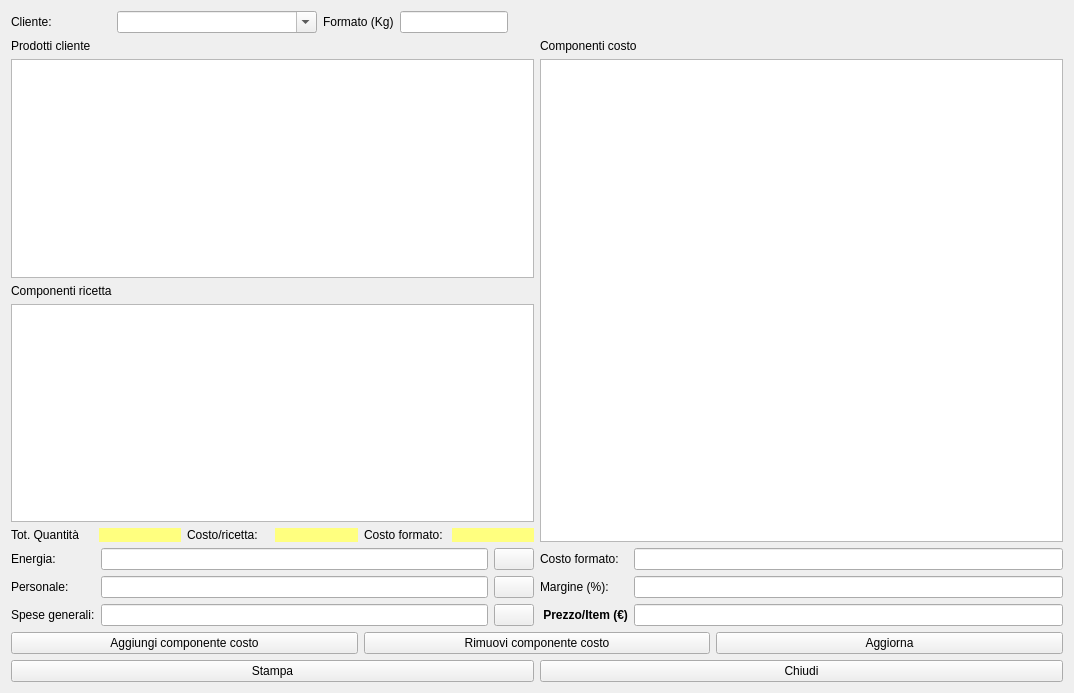
The window that hcalcolo_costi.ui (fblabs/hamlet-mod-sancon) describes before a commit, drawn with Qt 5.
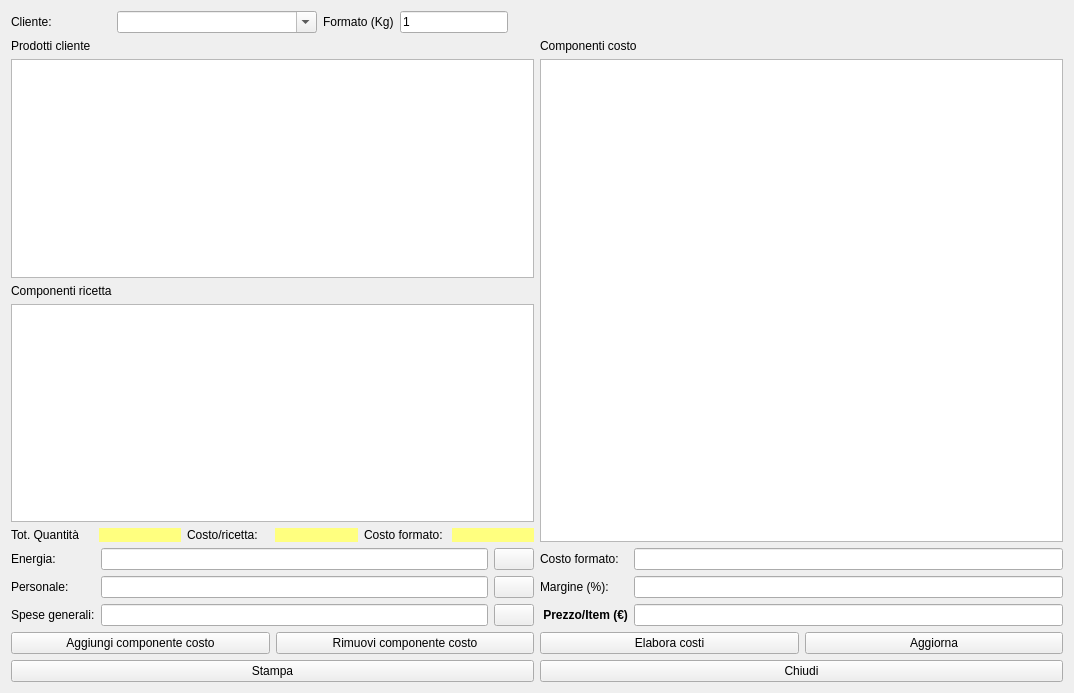
The same window after the commit. Icons and pictures are not drawn.

Diff of the .ui file:
```diff
--- a/hcalcolo_costi.ui
+++ b/hcalcolo_costi.ui
@@ -48,7 +48,7 @@
        <item row="0" column="3">
         <widget class="QLineEdit" name="leFormato">
          <property name="text">
-          <string/>
+          <string>1</string>
          </property>
         </widget>
        </item>
@@ -363,6 +363,23 @@
        </property>
       </widget>
      </item>
+     <item>
+      <widget class="QPushButton" name="pbJolly">
+       <property name="text">
+        <string>Elabora costi</string>
+       </property>
+       <property name="icon">
+        <iconset resource="icons.qrc">
+         <normaloff>:/Resources/Left-align64.png</normaloff>:/Resources/Left-align64.png</iconset>
+       </property>
+       <property name="iconSize">
+        <size>
+         <width>32</width>
+         <height>32</height>
+        </size>
+       </property>
+      </widget>
+     </item>
      <item>
       <widget class="QPushButton" name="pbCalcolo">
        <property name="text">
```
